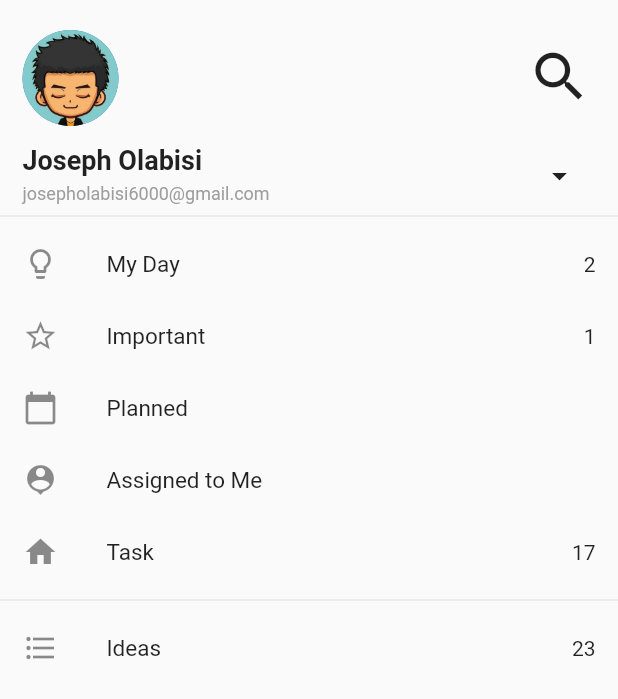
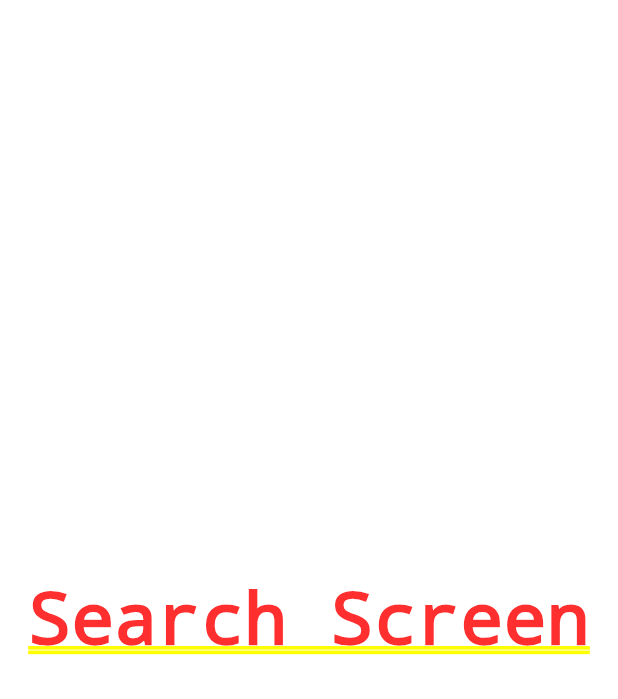
Before and after one commit to dabigjoe6/Microsoft-To-Do-Clone, a Flutter app: the screen it shows after launch, after a tap on the "search" icon, on a phone screen of 412 x 824 dp. Shown: the top 699 px of the screen. Run offline on Flutter 3.47's test engine with Material 2 defaults, Android fonts, the phone set to English and light mode, and no system bars.

Commit message:
Change project file structure

```diff
--- a/lib/main.dart
+++ b/lib/main.dart
@@ -1,4 +1,6 @@
 import 'package:flutter/material.dart';
+import 'package:microsoft_todo/screens/rootScreen/RootScreen.dart';
+import 'package:microsoft_todo/screens/searchScreen/SearchScreen.dart';
 
 void main() => runApp( RootApp());
 
@@ -7,142 +9,11 @@ class RootApp extends StatelessWidget {
   Widget build(BuildContext context) {
     return  MaterialApp(
       title: 'To-Do',
-      home:  Scaffold(
-        // backgroundColor: const Color.fromRGBO(36, 36, 38, 0.0),
-        body: SafeArea(
-          child: Column(
-              children: <Widget>[
-              //User profile
-              ProfileWidget(),
-              Divider(),
-              Expanded (
-                child: TodoWidget()
-              )
-              ],
-              mainAxisAlignment: MainAxisAlignment.start,
-              // crossAxisAlignment: CrossAxisAlignment.center,
-          )
-        )
-      ),
-    );// theme: ThemeData.dark()
-  }
-}
-
-class ProfileWidget extends StatelessWidget {
-  @override
-  Widget build(BuildContext context) {
-    return  Container(
-      padding: EdgeInsets.only(top: 20, right: 15, left: 15),
-      child: Row(
-        children: <Widget>[
-           DisplayUserWidget(),
-           ActionWidget()
-        ],
-        mainAxisAlignment: MainAxisAlignment.spaceBetween,
-      )
+      initialRoute: '/',
+      routes: {
+        '/': (context) => RootScreen(),
+        '/searchRoute': (context) => SearchScreen()
+      },
     );
   }
 }
-
-class DisplayUserWidget extends StatelessWidget {
-  @override
-  Widget build(BuildContext context) {
-    return  Column(
-      children: <Widget>[
-        //user avatar
-         CircleAvatar(
-          backgroundImage: AssetImage('assets/display_picture.jpg'),
-          radius: 32
-        ),
-        //user full name
-        Container(
-          margin: EdgeInsets.only(bottom: 5, top: 12),
-          child: Text(
-            'Joseph Olabisi',
-            style: TextStyle(
-              // color: Colors.white,
-              fontWeight: FontWeight.bold,
-              fontSize: 18
-            )
-          )
-        ),
-        //user email
-         Text(
-          'josepholabisi6000@gmail.com',
-          style: TextStyle(
-            color: Colors.grey,
-            fontSize: 12
-          )
-        )
-      ],
-      crossAxisAlignment: CrossAxisAlignment.start,
-    );
-  }
-}
-
-class ActionWidget extends StatelessWidget {
-  @override
-  Widget build(BuildContext context) {
-    return  Column(
-      children: <Widget>[
-        Container(
-          padding: EdgeInsets.all(0),
-          margin: EdgeInsets.only(bottom: 30),
-          child: IconButton(
-            padding: EdgeInsets.only(top: 0),
-            icon: Icon(Icons.search, size: 43),
-            tooltip: 'Search',
-            onPressed: () {
-              //Do nothing for now
-            }
-          )
-        ),
-        Icon(Icons.arrow_drop_down),
-
-      ],
-      mainAxisAlignment: MainAxisAlignment.spaceBetween,
-      mainAxisSize: MainAxisSize.max
-    );
-  }
-}
-
-class TodoWidget extends StatelessWidget {
-  @override
-  Widget build(BuildContext context) {
-    return  ListView(
-        children: <Widget>[
-          TodoListWidget(Icons.lightbulb_outline, 'My Day', '2'),
-          TodoListWidget(Icons.star_border, 'Important', '1'),
-          TodoListWidget(Icons.calendar_today, 'Planned', ''),
-          TodoListWidget(Icons.person_pin, 'Assigned to Me', ''),
-          TodoListWidget(Icons.home, 'Task', '17'),
-          Divider(),
-          TodoListWidget(Icons.format_list_bulleted, 'Ideas', '23')
-        ]
-    );
-  }
-}
-
-class TodoListWidget extends StatelessWidget {
-
-  IconData icon;
-  String title;
-  String trailing;
-
-  TodoListWidget(IconData icon, String title, String trailing) {
-    this.icon = icon;
-    this.title = title;
-    this.trailing = trailing;
-  }
-
-  @override
-  Widget build(BuildContext context) {
-    return  ListTile(
-      leading:  Icon(this.icon),
-      title:  Text(this.title, style: TextStyle( fontSize: 15)),
-      trailing:  Text(this.trailing),
-      contentPadding: EdgeInsets.only(right: 15, left: 15),
-      dense: true
-    );
-  }
-}
--- /dev/null
+++ b/lib/screens/rootScreen/RootScreen.dart
@@ -0,0 +1,24 @@
+import 'package:flutter/material.dart';
+import 'package:microsoft_todo/screens/rootScreen/components/ProfileWidget.dart';
+import 'package:microsoft_todo/screens/rootScreen/components/TodoWidget.dart';
+
+class RootScreen extends StatelessWidget {
+  @override
+  Widget build(BuildContext context) {
+    return Scaffold(
+        // backgroundColor: const Color.fromRGBO(36, 36, 38, 0.0),
+        body: SafeArea(
+          child: Column(
+              children: <Widget>[
+              //User profile
+              ProfileWidget(),
+              Divider(),
+              Expanded (
+                child: TodoWidget()
+              )],
+              mainAxisAlignment: MainAxisAlignment.start
+          )
+        )
+    );
+  }
+}
--- /dev/null
+++ b/lib/screens/rootScreen/components/ActionWidget.dart
@@ -0,0 +1,27 @@
+import 'package:flutter/material.dart';
+
+class ActionWidget extends StatelessWidget {
+  @override
+  Widget build(BuildContext context) {
+    return  Column(
+      children: <Widget>[
+        Container(
+          padding: EdgeInsets.all(0),
+          margin: EdgeInsets.only(bottom: 30),
+          child: IconButton(
+            padding: EdgeInsets.only(top: 0),
+            icon: Icon(Icons.search, size: 43),
+            tooltip: 'Search',
+            onPressed: () {
+              Navigator.pushNamed(context, '/searchRoute');
+            }
+          )
+        ),
+        Icon(Icons.arrow_drop_down),
+
+      ],
+      mainAxisAlignment: MainAxisAlignment.spaceBetween,
+      mainAxisSize: MainAxisSize.max
+    );
+  }
+}
--- /dev/null
+++ b/lib/screens/rootScreen/components/DisplayUserWidget.dart
@@ -0,0 +1,37 @@
+import 'package:flutter/material.dart';
+
+class DisplayUserWidget extends StatelessWidget {
+  @override
+  Widget build(BuildContext context) {
+    return  Column(
+      children: <Widget>[
+        //user avatar
+         CircleAvatar(
+          backgroundImage: AssetImage('assets/display_picture.jpg'),
+          radius: 32
+        ),
+        //user full name
+        Container(
+          margin: EdgeInsets.only(bottom: 5, top: 12),
+          child: Text(
+            'Joseph Olabisi',
+            style: TextStyle(
+              // color: Colors.white,
+              fontWeight: FontWeight.bold,
+              fontSize: 18
+            )
+          )
+        ),
+        //user email
+         Text(
+          'josepholabisi6000@gmail.com',
+          style: TextStyle(
+            color: Colors.grey,
+            fontSize: 12
+          )
+        )
+      ],
+      crossAxisAlignment: CrossAxisAlignment.start,
+    );
+  }
+}
--- /dev/null
+++ b/lib/screens/rootScreen/components/ProfileWidget.dart
@@ -0,0 +1,19 @@
+import 'package:flutter/material.dart';
+import 'package:microsoft_todo/screens/rootScreen/components/ActionWidget.dart';
+import 'package:microsoft_todo/screens/rootScreen/components/DisplayUserWidget.dart';
+
+class ProfileWidget extends StatelessWidget {
+  @override
+  Widget build(BuildContext context) {
+    return  Container(
+      padding: EdgeInsets.only(top: 20, right: 15, left: 15),
+      child: Row(
+        children: <Widget>[
+           DisplayUserWidget(),
+           ActionWidget()
+        ],
+        mainAxisAlignment: MainAxisAlignment.spaceBetween,
+      )
+    );
+  }
+}
--- /dev/null
+++ b/lib/screens/rootScreen/components/TodoListWidget.dart
@@ -0,0 +1,21 @@
+import 'package:flutter/material.dart';
+
+class TodoListWidget extends StatelessWidget {
+
+  final IconData icon;
+  final String title;
+  final String trailing;
+
+  TodoListWidget(this.icon, this.title, this.trailing);
+
+  @override
+  Widget build(BuildContext context) {
+    return  ListTile(
+      leading:  Icon(this.icon),
+      title:  Text(this.title, style: TextStyle( fontSize: 15)),
+      trailing:  Text(this.trailing),
+      contentPadding: EdgeInsets.only(right: 15, left: 15),
+      dense: true
+    );
+  }
+}
--- /dev/null
+++ b/lib/screens/rootScreen/components/TodoWidget.dart
@@ -0,0 +1,19 @@
+import 'package:flutter/material.dart';
+import 'package:microsoft_todo/screens/rootScreen/components/TodoListWidget.dart';
+
+class TodoWidget extends StatelessWidget {
+  @override
+  Widget build(BuildContext context) {
+    return  ListView(
+        children: <Widget>[
+          TodoListWidget(Icons.lightbulb_outline, 'My Day', '2'),
+          TodoListWidget(Icons.star_border, 'Important', '1'),
+          TodoListWidget(Icons.calendar_today, 'Planned', ''),
+          TodoListWidget(Icons.person_pin, 'Assigned to Me', ''),
+          TodoListWidget(Icons.home, 'Task', '17'),
+          Divider(),
+          TodoListWidget(Icons.format_list_bulleted, 'Ideas', '23')
+        ]
+    );
+  }
+}
--- /dev/null
+++ b/lib/screens/searchScreen/SearchScreen.dart
@@ -0,0 +1,8 @@
+import 'package:flutter/material.dart';
+
+class SearchScreen extends StatelessWidget {
+  @override
+  Widget build(BuildContext context) {
+    return Center(child: Text('Search Screen'),);
+  }
+}
```
